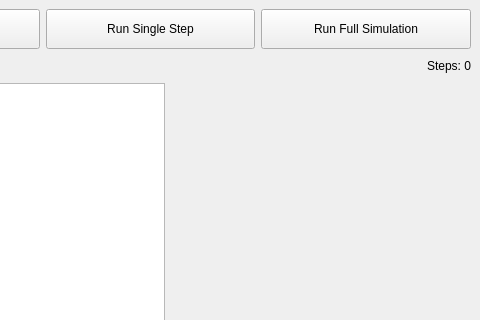
Before: the Qt Designer form NinjaGUI/game_window.ui in QtWorks/NinjaGame, drawn with Qt 5; both pictures show x 520 to 1000 and y 0 to 320 of the 1000 by 800 pixel window.
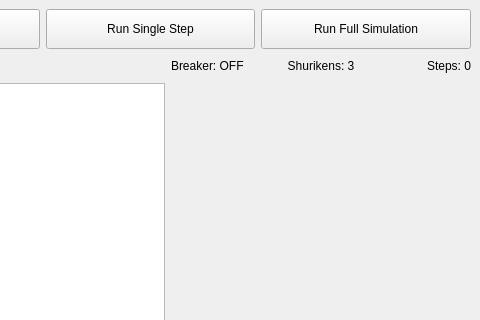
After: the same form once the commit is applied. Custom widgets are drawn as their Qt base class.

Commit message: Implement move action in single-step simulation

Diff of the .ui file:
```diff
--- a/NinjaGUI/game_window.ui
+++ b/NinjaGUI/game_window.ui
@@ -15,20 +15,7 @@
   </property>
   <widget class="QWidget" name="centralwidget">
    <layout class="QGridLayout" name="gridLayout">
-    <item row="6" column="0">
-     <widget class="QListView" name="fileListView"/>
-    </item>
-    <item row="5" column="0">
-     <widget class="QLineEdit" name="pathEdit"/>
-    </item>
-    <item row="6" column="1">
-     <widget class="QTextEdit" name="outputText">
-      <property name="readOnly">
-       <bool>true</bool>
-      </property>
-     </widget>
-    </item>
-    <item row="0" column="0" rowspan="5">
+    <item row="0" column="0">
      <layout class="QHBoxLayout" name="leftButtons">
       <item>
        <widget class="QPushButton" name="fileOpenButton">
@@ -51,14 +38,48 @@
       </item>
      </layout>
     </item>
-    <item row="5" column="1">
-     <widget class="QLabel" name="mapLabel">
-      <property name="text">
-       <string>CurrentMap</string>
+    <item row="2" column="2">
+     <layout class="QHBoxLayout" name="rightLabels">
+      <item>
+       <widget class="QLabel" name="breakerLabel">
+        <property name="text">
+         <string>Breaker: OFF</string>
+        </property>
+       </widget>
+      </item>
+      <item>
+       <widget class="QLabel" name="shurikenLabel">
+        <property name="text">
+         <string>Shurikens: 3</string>
+        </property>
+        <property name="alignment">
+         <set>Qt::AlignCenter</set>
+        </property>
+       </widget>
+      </item>
+      <item>
+       <widget class="QLabel" name="stepsLabel">
+        <property name="text">
+         <string>Steps: 0</string>
+        </property>
+        <property name="alignment">
+         <set>Qt::AlignRight|Qt::AlignTrailing|Qt::AlignVCenter</set>
+        </property>
+       </widget>
+      </item>
+     </layout>
+    </item>
+    <item row="3" column="0">
+     <widget class="QListView" name="fileListView"/>
+    </item>
+    <item row="3" column="1">
+     <widget class="QTextEdit" name="outputText">
+      <property name="readOnly">
+       <bool>true</bool>
       </property>
      </widget>
     </item>
-    <item row="6" column="2" alignment="Qt::AlignTop">
+    <item row="3" column="2" alignment="Qt::AlignTop">
      <widget class="GameView" name="gameView" native="true">
       <property name="minimumSize">
        <size>
@@ -71,17 +92,17 @@
       </property>
      </widget>
     </item>
-    <item row="5" column="2">
-     <widget class="QLabel" name="stepsLabel">
+    <item row="2" column="0">
+     <widget class="QLineEdit" name="pathEdit"/>
+    </item>
+    <item row="2" column="1">
+     <widget class="QLabel" name="mapLabel">
       <property name="text">
-       <string>Steps: 0</string>
-      </property>
-      <property name="alignment">
-       <set>Qt::AlignRight|Qt::AlignTrailing|Qt::AlignVCenter</set>
+       <string>CurrentMap</string>
       </property>
      </widget>
     </item>
-    <item row="0" column="1" rowspan="5" colspan="2">
+    <item row="0" column="1" colspan="2">
      <layout class="QHBoxLayout" name="rightButtons" stretch="0,0,0">
       <item>
        <widget class="QPushButton" name="fileReloadButton">
```
The commit also changes 11 other files.
